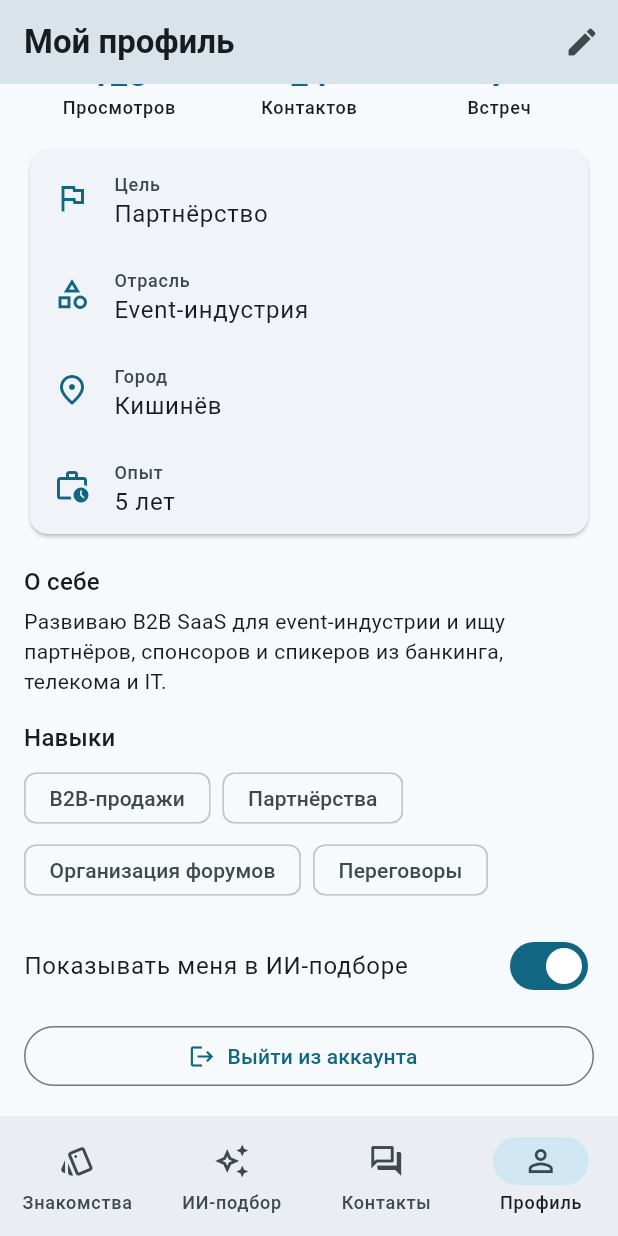
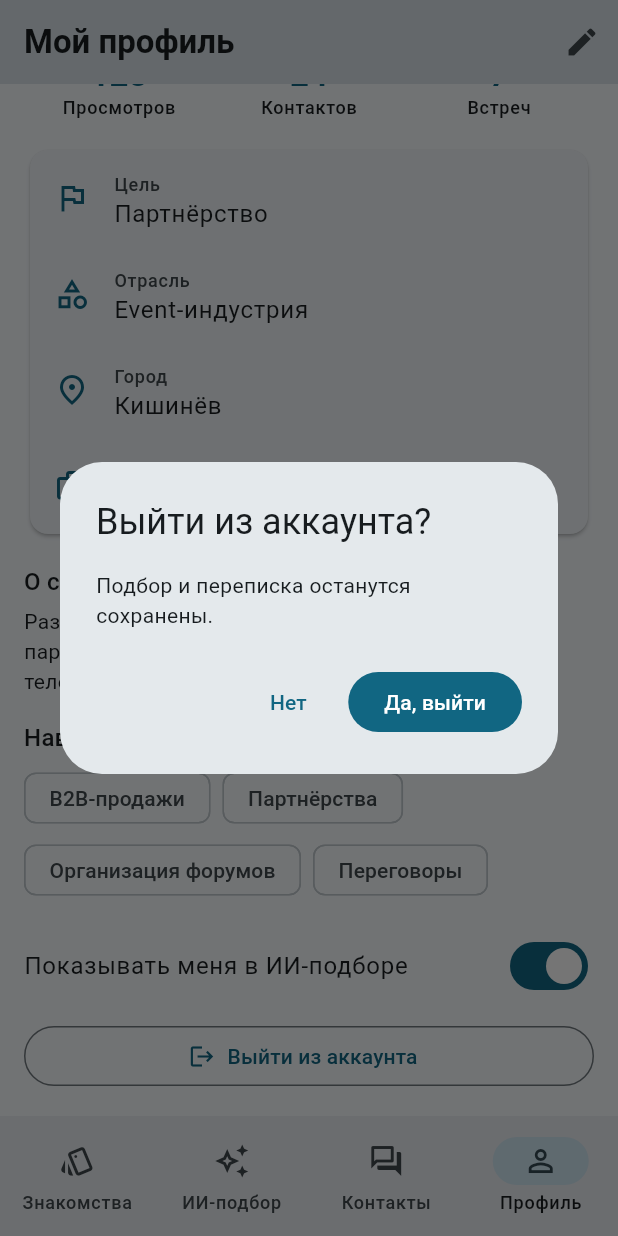
Before and after one commit to anastasia56yy/PAM-BizMatch, a Flutter app: the MyProfileScreen screen opened by its route, scrolled down 208 dp, after a tap on "Выйти из аккаунта", on a phone screen of 412 x 824 dp. Run offline on Flutter 3.47's test engine with Material 3 defaults, Android fonts, the phone set to English and light mode, and no system bars; our stand-ins replace go_router.

Commit message:
L3: feedback — SnackBar на действиях, диалоги подтверждения выхода и удаления контакта (dialogCtx, ok == true)

```diff
--- a/lib/screens/my_profile_screen.dart
+++ b/lib/screens/my_profile_screen.dart
@@ -73,18 +73,41 @@ class MyProfileScreen extends StatelessWidget {
           SwitchListTile(
             contentPadding: EdgeInsets.zero,
             value: true,
-            onChanged: (_) {},
+            onChanged: (_) => ScaffoldMessenger.of(context).showSnackBar(
+                const SnackBar(content: Text('Настройка видимости сохранена'))),
             title: const Text('Показывать меня в ИИ-подборе'),
           ),
           const SizedBox(height: 8),
           OutlinedButton.icon(
-            onPressed: () {},
+            onPressed: () => _logout(context),
             icon: const Icon(Icons.logout),
             label: const Text('Выйти из аккаунта'),
           ),
         ],
       ),
     );
+  }
+}
+
+/// Блокирующее решение → AlertDialog с результатом.
+Future<void> _logout(BuildContext context) async {
+  final ok = await showDialog<bool>(
+    context: context,
+    builder: (dialogCtx) => AlertDialog(
+      title: const Text('Выйти из аккаунта?'),
+      content: const Text('Подбор и переписка останутся сохранены.'),
+      actions: [
+        TextButton(
+            onPressed: () => Navigator.pop(dialogCtx, false),
+            child: const Text('Нет')),
+        FilledButton(
+            onPressed: () => Navigator.pop(dialogCtx, true),
+            child: const Text('Да, выйти')),
+      ],
+    ),
+  );
+  if (ok == true && context.mounted) {
+    context.go('/login'); // go: раздел с вкладками уходит из стека
   }
 }
 
--- a/lib/screens/profile_detail_screen.dart
+++ b/lib/screens/profile_detail_screen.dart
@@ -26,7 +26,11 @@ class ProfileDetailScreen extends StatelessWidget {
       appBar: AppBar(
         title: Text(profile.name),
         actions: [
-          IconButton(onPressed: () {}, icon: const Icon(Icons.star_outline)),
+          IconButton(
+            onPressed: () => ScaffoldMessenger.of(context).showSnackBar(
+                SnackBar(content: Text('${profile.name} — в избранном'))),
+            icon: const Icon(Icons.star_outline),
+          ),
         ],
       ),
       body: ListView(
```
Also changed, not shown: lib/screens/chat_screen.dart (+36 -1 lines), lib/screens/discover_screen.dart (+12 -3 lines).
